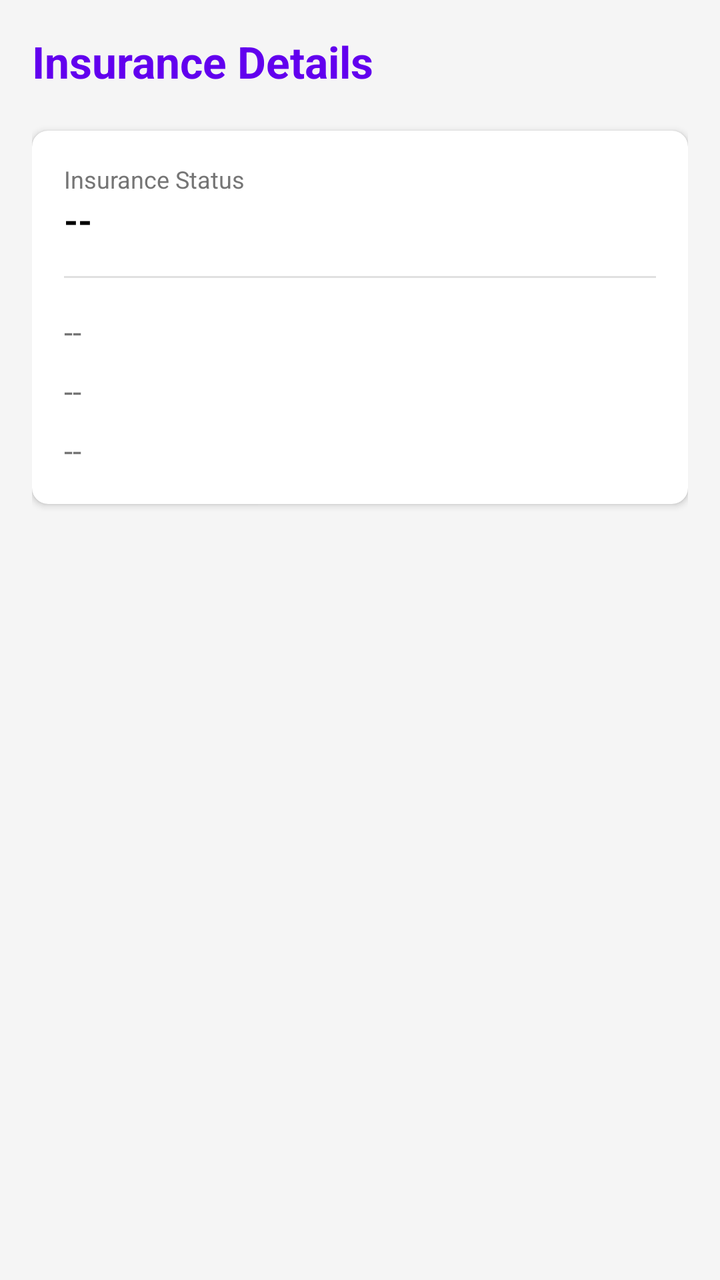
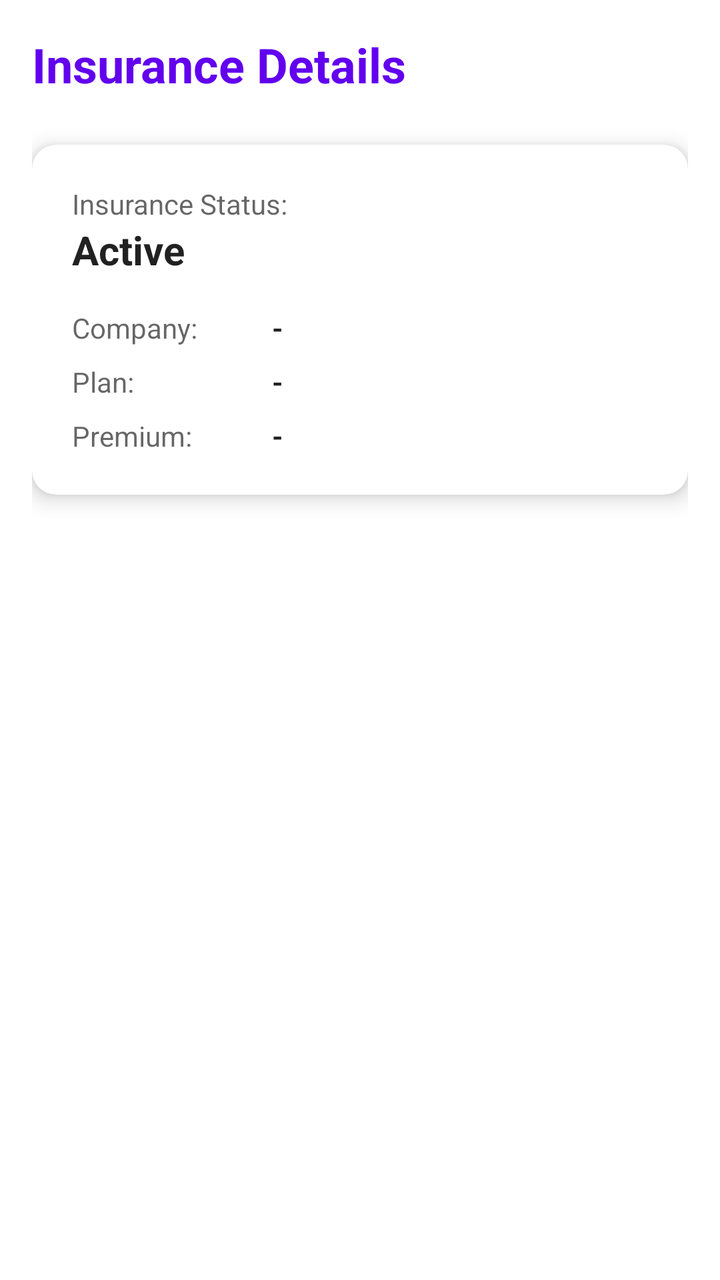

Compare the two renders of this Android layout. The source of the first and the diff that turns it into the second are given below.
<!-- AndroidManifest.xml: application theme Theme.SeniorCareApp -->
<!-- res/layout/fragment_insurance.xml -->
<?xml version="1.0" encoding="utf-8"?>
<LinearLayout xmlns:android="http://schemas.android.com/apk/res/android"
    xmlns:app="http://schemas.android.com/apk/res-auto"
    android:layout_width="match_parent"
    android:layout_height="match_parent"
    android:orientation="vertical"
    android:padding="16dp"
    android:background="#F5F5F5">

    <TextView
        android:layout_width="wrap_content"
        android:layout_height="wrap_content"
        android:text="@string/insurance_details"
        android:textSize="22sp"
        android:textStyle="bold"
        android:textColor="#6200EE"
        android:layout_marginBottom="20dp"/>

    <androidx.cardview.widget.CardView
        android:layout_width="match_parent"
        android:layout_height="wrap_content"
        android:elevation="4dp"
        app:cardCornerRadius="8dp"
        app:contentPadding="16dp">

        <LinearLayout
            android:layout_width="match_parent"
            android:layout_height="wrap_content"
            android:orientation="vertical">

            <TextView
                android:layout_width="wrap_content"
                android:layout_height="wrap_content"
                android:text="@string/insurance_status_label"
                android:textSize="12sp"
                android:textColor="#757575"/>

            <TextView
                android:id="@+id/tvInsuranceStatus"
                android:layout_width="wrap_content"
                android:layout_height="wrap_content"
                android:text="--"
                android:textSize="18sp"
                android:textStyle="bold"
                android:textColor="#000000"
                android:layout_marginBottom="16dp"/>

            <View
                android:layout_width="match_parent"
                android:layout_height="1dp"
                android:background="#E0E0E0"
                android:layout_marginBottom="16dp"/>

            <TextView
                android:id="@+id/tvInsuranceCompany"
                android:layout_width="wrap_content"
                android:layout_height="wrap_content"
                android:text="--"
                android:textSize="16sp"
                android:layout_marginBottom="8dp"/>

            <TextView
                android:id="@+id/tvInsurancePlan"
                android:layout_width="wrap_content"
                android:layout_height="wrap_content"
                android:text="--"
                android:textSize="16sp"
                android:layout_marginBottom="8dp"/>

            <TextView
                android:id="@+id/tvInsurancePremium"
                android:layout_width="wrap_content"
                android:layout_height="wrap_content"
                android:text="--"
                android:textSize="16sp"/>
        </LinearLayout>
    </androidx.cardview.widget.CardView>
</LinearLayout>
<!-- resources referenced by this layout -->
<resources>
  <string name="insurance_details">Insurance Details</string>
  <string name="insurance_status_label">Insurance Status</string>
  <style name="Theme.SeniorCareApp" parent="Theme.MaterialComponents.DayNight.NoActionBar">
          <item name="colorPrimary">@color/purple_500</item>
          <item name="colorPrimaryVariant">@color/purple_700</item>
          <item name="colorOnPrimary">@color/white</item>
          <item name="colorSecondary">@color/teal_200</item>
          <item name="colorSecondaryVariant">@color/teal_700</item>
          <item name="colorOnSecondary">@color/black</item>
          <item name="android:statusBarColor">?attr/colorPrimaryVariant</item>
      </style>
  <color name="purple_500">#FF6200EE</color>
  <color name="purple_700">#FF3700B3</color>
  <color name="white">#FFFFFFFF</color>
  <color name="teal_200">#FF03DAC6</color>
  <color name="teal_700">#FF018786</color>
  <color name="black">#FF000000</color>
</resources>

<!-- the commit's change to res/layout/fragment_insurance.xml (unified diff, before → after) -->
@@ -5,74 +5,119 @@
     android:layout_height="match_parent"
     android:orientation="vertical"
     android:padding="16dp"
-    android:background="#F5F5F5">
+    android:background="?android:attr/windowBackground">
 
     <TextView
+        android:id="@+id/tvInsuranceHeader"
         android:layout_width="wrap_content"
         android:layout_height="wrap_content"
-        android:text="@string/insurance_details"
-        android:textSize="22sp"
+        android:text="@string/insurance_title"
+        android:textSize="24sp"
         android:textStyle="bold"
         android:textColor="#6200EE"
-        android:layout_marginBottom="20dp"/>
+        android:layout_marginBottom="24dp"/>
+
+    <TextView
+        android:id="@+id/tvNoInsurance"
+        android:layout_width="match_parent"
+        android:layout_height="wrap_content"
+        android:text="@string/no_insurance_record"
+        android:textSize="18sp"
+        android:gravity="center"
+        android:layout_marginTop="50dp"
+        android:visibility="gone"
+        android:textColor="?android:attr/textColorSecondary"/>
 
     <androidx.cardview.widget.CardView
+        android:id="@+id/cardInsuranceDetails"
         android:layout_width="match_parent"
         android:layout_height="wrap_content"
-        android:elevation="4dp"
-        app:cardCornerRadius="8dp"
-        app:contentPadding="16dp">
+        app:cardCornerRadius="12dp"
+        app:cardElevation="6dp"
+        app:cardBackgroundColor="?attr/colorSurface">
 
         <LinearLayout
             android:layout_width="match_parent"
             android:layout_height="wrap_content"
-            android:orientation="vertical">
+            android:orientation="vertical"
+            android:padding="20dp">
 
             <TextView
+                android:id="@+id/tvStatusLabel"
                 android:layout_width="wrap_content"
                 android:layout_height="wrap_content"
                 android:text="@string/insurance_status_label"
-                android:textSize="12sp"
-                android:textColor="#757575"/>
+                android:textSize="14sp"
+                android:textColor="?android:attr/textColorSecondary"/>
 
             <TextView
-                android:id="@+id/tvInsuranceStatus"
+                android:id="@+id/tvActiveStatus"
                 android:layout_width="wrap_content"
                 android:layout_height="wrap_content"
-                android:text="--"
-                android:textSize="18sp"
+                android:text="@string/status_active"
+                android:textSize="20sp"
                 android:textStyle="bold"
-                android:textColor="#000000"
+                android:textColor="?android:attr/textColorPrimary"
                 android:layout_marginBottom="16dp"/>
 
-            <View
+            <LinearLayout
                 android:layout_width="match_parent"
-                android:layout_height="1dp"
-                android:background="#E0E0E0"
-                android:layout_marginBottom="16dp"/>
+                android:layout_height="wrap_content"
+                android:orientation="horizontal"
+                android:layout_marginBottom="8dp">
+                <TextView
+                    android:id="@+id/tvCompanyLabel"
+                    android:layout_width="100dp"
+                    android:layout_height="wrap_content"
+                    android:text="@string/company_label"
+                    android:textColor="?android:attr/textColorSecondary"/>
+                <TextView
+                    android:id="@+id/tvInsCompany"
+                    android:layout_width="wrap_content"
+                    android:layout_height="wrap_content"
+                    android:text="-"
+                    android:textStyle="bold"
+                    android:textColor="?android:attr/textColorPrimary"/>
+            </LinearLayout>
 
-            <TextView
-                android:id="@+id/tvInsuranceCompany"
-                android:layout_width="wrap_content"
+            <LinearLayout
+                android:layout_width="match_parent"
                 android:layout_height="wrap_content"
-                android:text="--"
-                android:textSize="16sp"
-                android:layout_marginBottom="8dp"/>
+                android:orientation="horizontal"
+                android:layout_marginBottom="8dp">
+                <TextView
+                    android:id="@+id/tvPlanLabel"
+                    android:layout_width="100dp"
+                    android:layout_height="wrap_content"
+                    android:text="@string/plan_label"
+                    android:textColor="?android:attr/textColorSecondary"/>
+                <TextView
+                    android:id="@+id/tvInsPlan"
+                    android:layout_width="wrap_content"
+                    android:layout_height="wrap_content"
+                    android:text="-"
+                    android:textStyle="bold"
+                    android:textColor="?android:attr/textColorPrimary"/>
+            </LinearLayout>
 
-            <TextView
-                android:id="@+id/tvInsurancePlan"
-                android:layout_width="wrap_content"
+            <LinearLayout
+                android:layout_width="match_parent"
                 android:layout_height="wrap_content"
-                android:text="--"
-                android:textSize="16sp"
-                android:layout_marginBottom="8dp"/>
-
-            <TextView
-                android:id="@+id/tvInsurancePremium"
-                android:layout_width="wrap_content"
-                android:layout_height="wrap_content"
-                android:text="--"
-                android:textSize="16sp"/>
+                android:orientation="horizontal">
+                <TextView
+                    android:id="@+id/tvPremiumLabel"
+                    android:layout_width="100dp"
+                    android:layout_height="wrap_content"
+                    android:text="@string/premium_label"
+                    android:textColor="?android:attr/textColorSecondary"/>
+                <TextView
+                    android:id="@+id/tvInsPremium"
+                    android:layout_width="wrap_content"
+                    android:layout_height="wrap_content"
+                    android:text="-"
+                    android:textStyle="bold"
+                    android:textColor="?android:attr/textColorPrimary"/>
+            </LinearLayout>
         </LinearLayout>
     </androidx.cardview.widget.CardView>
 </LinearLayout>
<!-- resource entries referenced after the edit -->
@@ -1,7 +1,12 @@
 <!-- resources referenced by this layout -->
 <resources>
-  <string name="insurance_details">Insurance Details</string>
-  <string name="insurance_status_label">Insurance Status</string>
+  <string name="company_label">Company:</string>
+  <string name="insurance_status_label">Insurance Status:</string>
+  <string name="insurance_title">Insurance Details</string>
+  <string name="no_insurance_record">No Active Insurance Record Found</string>
+  <string name="plan_label">Plan:</string>
+  <string name="premium_label">Premium:</string>
+  <string name="status_active">Active</string>
   <style name="Theme.SeniorCareApp" parent="Theme.MaterialComponents.DayNight.NoActionBar">
           <item name="colorPrimary">@color/purple_500</item>
           <item name="colorPrimaryVariant">@color/purple_700</item>
